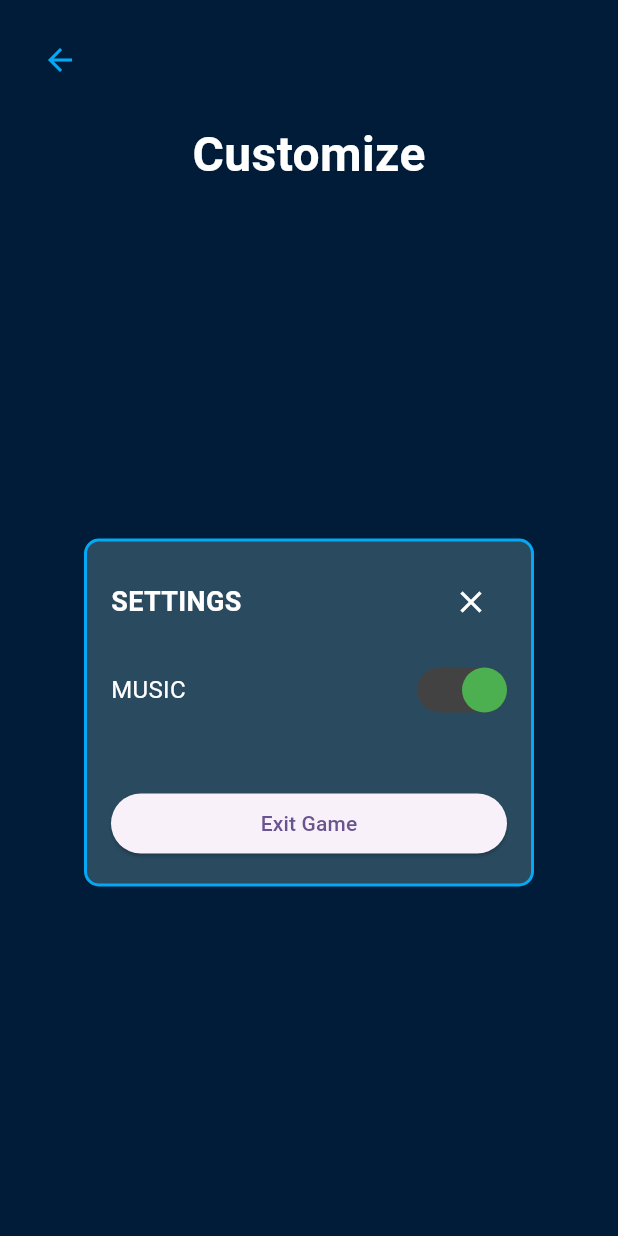
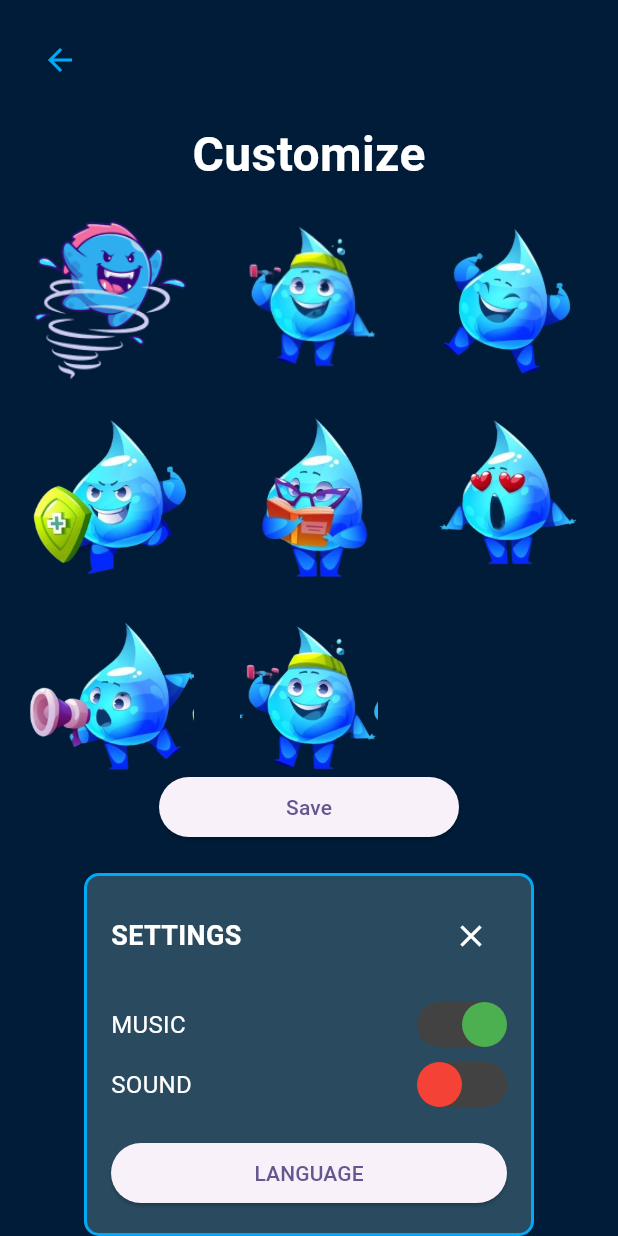
Before and after one commit to Pushpendra1001/WaterDropDash, a Flutter app: the SettingsScreen screen opened directly, on a phone screen of 412 x 824 dp. Run offline on Flutter 3.47's test engine with Material 3 defaults, Android fonts, the phone set to English and light mode, and no system bars; our stand-ins replace audioplayers, cloud_firestore, firebase_auth, firebase_core, google_fonts, image_picker and 1 more; missing offline and left inert: flame, tflite_flutter; accounts and stored records are empty.

Commit message:
include customise avtar in game

```diff
--- a/lib/GameMenuScreens/GameSettingsScreen.dart
+++ b/lib/GameMenuScreens/GameSettingsScreen.dart
@@ -1,6 +1,9 @@
 import 'package:flutter/material.dart';
 import 'package:flutter/services.dart';
 import 'package:provider/provider.dart';
+import 'package:waterdropdash/provider/GameState.dart';
+
+import 'package:waterdropdash/provider/avtarProvider.dart';
 import 'package:waterdropdash/provider/soundProvider.dart';
 
 class SettingsScreen extends StatefulWidget {
@@ -9,33 +12,7 @@ class SettingsScreen extends StatefulWidget {
 }
 
 class _SettingsScreenState extends State<SettingsScreen> {
-  String difficulty = 'Normal';
-
-  void exitApp(BuildContext context) {
-    showDialog(
-      context: context,
-      builder: (BuildContext context) {
-        return AlertDialog(
-          title: Text("Exit"),
-          content: Text("Do you want to exit?"),
-          actions: [
-            TextButton(
-              child: Text("No"),
-              onPressed: () {
-                Navigator.of(context).pop();
-              },
-            ),
-            TextButton(
-              child: Text("Yes"),
-              onPressed: () {
-                SystemNavigator.pop();
-              },
-            ),
-          ],
-        );
-      },
-    );
-  }
+  final List<String> avatars = List.generate(8, (index) => 'dash${index + 1}.png');
 
   @override
   Widget build(BuildContext context) {
@@ -63,8 +40,59 @@ class _SettingsScreenState extends State<SettingsScreen> {
               ),
             ),
             Expanded(
-              child: Center(
+              child: Column(
+                mainAxisAlignment: MainAxisAlignment.center,
+                children: [
+                  Expanded(
+                    child: Consumer<AvatarProvider>(
+                      builder: (context, avatarProvider, child) {
+                        return GridView.builder(
+                          padding: EdgeInsets.all(16),
+                          gridDelegate: SliverGridDelegateWithFixedCrossAxisCount(
+                            crossAxisCount: 3,
+                            crossAxisSpacing: 16,
+                            mainAxisSpacing: 16,
+                          ),
+                          itemCount: avatars.length,
+                          itemBuilder: (context, index) {
+                            return GestureDetector(
+                              onTap: () {
+                                avatarProvider.setAvatar(avatars[index]);
+                                // print(avatars[index]);
+                                print(avatarProvider.selectedAvatar);
+
+                              },
                               child: Container(
+                                decoration: BoxDecoration(
+                                  border: Border.all(
+                                    color: avatarProvider.selectedAvatar == avatars[index] ? Colors.yellow : Colors.transparent,
+                                    width: 3,
+                                  ),
+                                  borderRadius: BorderRadius.circular(10),
+                                ),
+                                child: Image.asset('assets/images/${avatars[index]}'),
+                              ),
+                            );
+                          },
+                        );
+                      },
+                    ),
+                  ),
+                  ElevatedButton(
+                    child: Text('Save'),
+                    onPressed: () {
+
+                      // Navigator.pop(context);
+                    },
+                    style: ElevatedButton.styleFrom(
+                      shape: RoundedRectangleBorder(
+                        borderRadius: BorderRadius.circular(20),
+                      ),
+                      minimumSize: Size(200, 40),
+                    ),
+                  ),
+                  SizedBox(height: 20),
+                  Container(
                     width: 300,
                     padding: EdgeInsets.all(16),
                     decoration: BoxDecoration(
@@ -100,14 +128,17 @@ class _SettingsScreenState extends State<SettingsScreen> {
                             });
                           },
                         ),
-
-
-                        SizedBox(height: 50),
+                        SizedBox(height: 10),
+                        _buildSettingRow('SOUND', false, (value) {
+                          // TODO: Implement sound toggle functionality
+                        }),
+                        SizedBox(height: 20),
                         ElevatedButton(
-                        child: Text('Exit Game'),
-                        onPressed: () => exitApp(context),
+                          child: Text('LANGUAGE'),
+                          onPressed: () {
+                            // TODO: Implement language selection
+                          },
                           style: ElevatedButton.styleFrom(
-
                             shape: RoundedRectangleBorder(
                               borderRadius: BorderRadius.circular(20),
                             ),
@@ -117,6 +148,7 @@ class _SettingsScreenState extends State<SettingsScreen> {
                       ],
                     ),
                   ),
+                ],
               ),
             ),
           ],
--- a/lib/MainGameScreens/GamePlayingScreen.dart
+++ b/lib/MainGameScreens/GamePlayingScreen.dart
@@ -1,6 +1,5 @@
 import 'package:flame/game.dart';
 import 'package:flutter/material.dart';
-import 'package:provider/provider.dart';
 import 'package:waterdropdash/MainGameScreens/RewardScreen.dart';
 import 'package:waterdropdash/MainGameScreens/MainGame.dart';
 import 'package:waterdropdash/provider/GameState.dart';
@@ -16,7 +15,7 @@ class Gameplayingscreen extends StatelessWidget {
   Widget build(BuildContext context) {
     return Scaffold(
       body: GameWidget<DashGame>(
-        game: DashGame(currentLevel: currentLevel, waterBottleTarget: waterBottleTarget),
+        game: DashGame(currentLevel: currentLevel, waterBottleTarget: waterBottleTarget , avatarProvider: AvatarProvider()),
         overlayBuilderMap: {
           'gameOver': (context, game) => Center(
             child: Column(
--- a/lib/MainGameScreens/RewardScreen.dart
+++ b/lib/MainGameScreens/RewardScreen.dart
@@ -40,7 +40,7 @@ class RewardScreen extends StatelessWidget {
                     style: TextStyle(fontSize: 32, fontWeight: FontWeight.bold, color: Colors.blue),
                   ),
                   SizedBox(height: 20),
-                  Image.asset('assets/images/dash.png', height: 100),
+                  Image.asset('assets/images/dash1.png', height: 100),
                   SizedBox(height: 20),
                   Text(
                     'REWARD',
```
Also changed, not shown: lib/MainGameScreens/MainGame.dart (+12 -6 lines), lib/main.dart (+4 -6 lines), lib/provider/GameState.dart (+32 -0 lines), lib/provider/avtarProvider.dart (added, +19 -0 lines), assets/images/dash1.png (renamed from assets/images/dash.png). Lines whose indentation alone changed are shown as unchanged.
